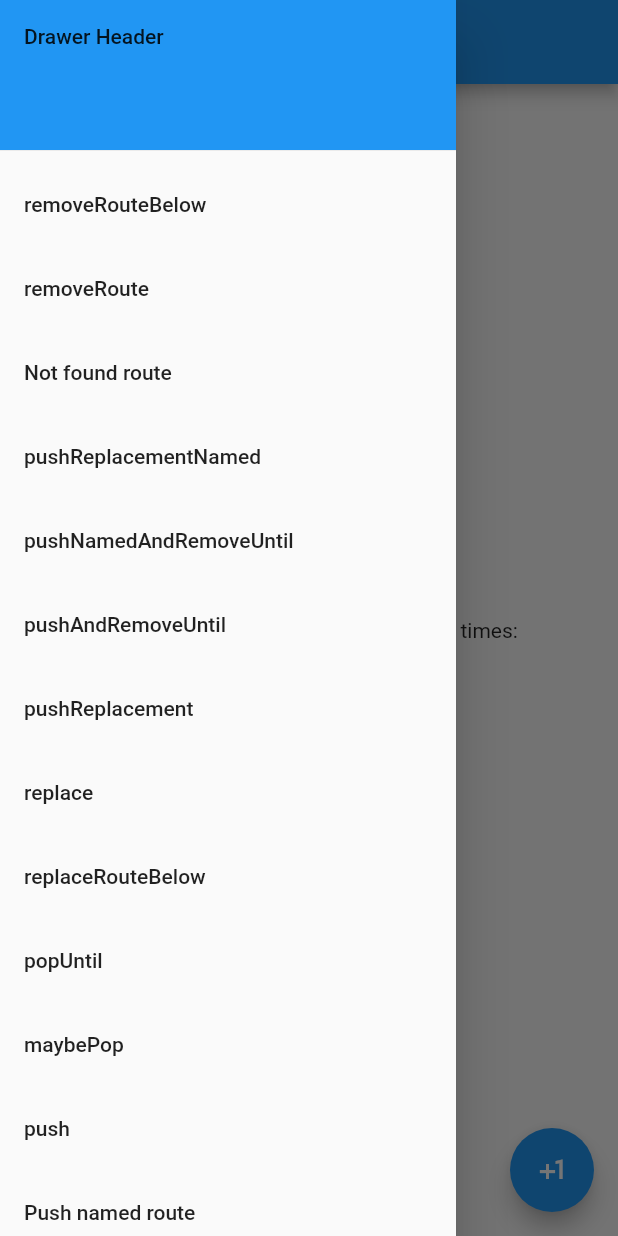
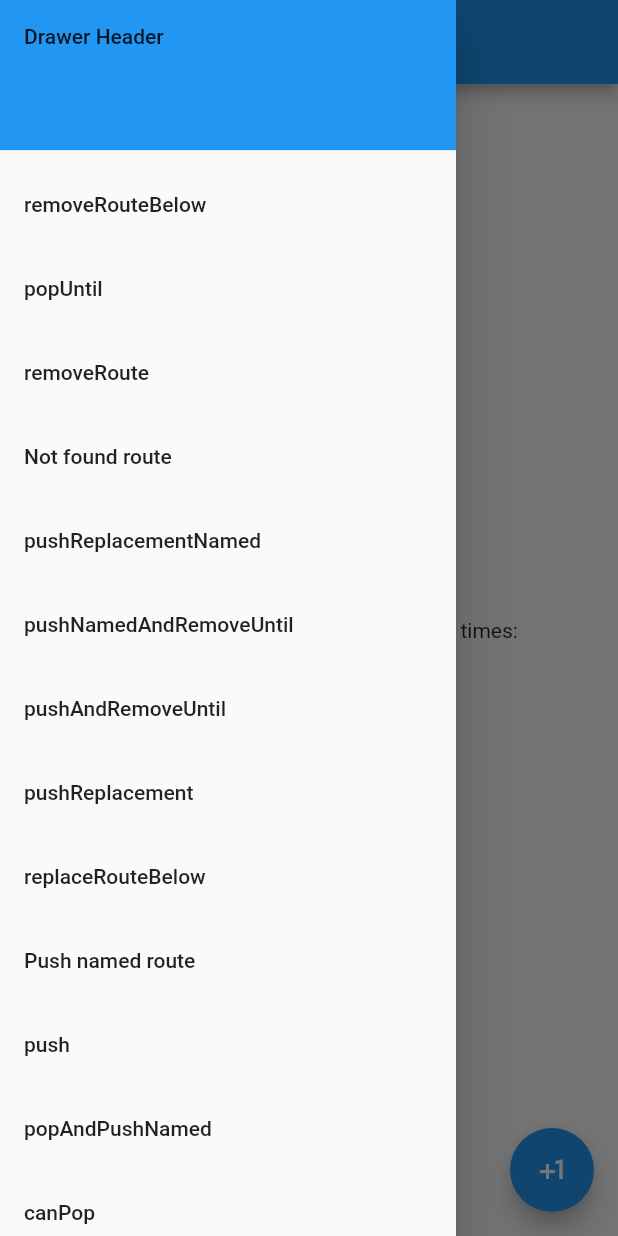
Before and after one commit to artflutter/flutter_navigator, a Flutter app: the screen it shows after launch, with the side drawer open, on a phone screen of 412 x 824 dp. Run offline on Flutter 3.47's test engine with Material 2 defaults, Android fonts, the phone set to English and light mode, and no system bars.

Commit message:
feat: refactoring

```diff
--- /dev/null
+++ b/lib/drawer/MayBePop.dart
@@ -0,0 +1,13 @@
+import 'package:flutter/material.dart';
+
+class PopUntilTile extends StatelessWidget {
+  @override
+  Widget build(BuildContext context) {
+    return ListTile(
+      title: Text('popUntil'),
+      onTap: () {
+        Navigator.pushNamed(context, '/popUntil');
+      },
+    );
+  }
+}
--- /dev/null
+++ b/lib/drawer/NotFoundRouteTile.dart
@@ -0,0 +1,13 @@
+import 'package:flutter/material.dart';
+
+class NotFoundRouteTile extends StatelessWidget {
+  @override
+  Widget build(BuildContext context) {
+    return ListTile(
+      title: Text('Not found route'),
+      onTap: () {
+        Navigator.popAndPushNamed(context, '/notFoundRoute');
+      },
+    );
+  }
+}
--- /dev/null
+++ b/lib/drawer/PopAndPushNamedTile.dart
@@ -0,0 +1,13 @@
+import 'package:flutter/material.dart';
+
+class PopAndPushNamedTile extends StatelessWidget {
+  @override
+  Widget build(BuildContext context) {
+    return ListTile(
+      title: Text('popAndPushNamed'),
+      onTap: () {
+        Navigator.popAndPushNamed(context, '/popAndPushNamed');
+      },
+    );
+  }
+}
--- /dev/null
+++ b/lib/drawer/PopUntilTile.dart
@@ -0,0 +1,13 @@
+import 'package:flutter/material.dart';
+
+class PopUntilTile extends StatelessWidget {
+  @override
+  Widget build(BuildContext context) {
+    return ListTile(
+      title: Text('popUntil'),
+      onTap: () {
+        Navigator.pushNamed(context, '/popUntil');
+      },
+    );
+  }
+}
--- /dev/null
+++ b/lib/drawer/PushAndRemoveUntilTile.dart
@@ -0,0 +1,13 @@
+import 'package:flutter/material.dart';
+
+class PushAndRemoveUntilTile extends StatelessWidget {
+  @override
+  Widget build(BuildContext context) {
+    return ListTile(
+      title: Text('pushAndRemoveUntil'),
+      onTap: () {
+        Navigator.pushNamed(context, '/pushAndRemoveUntil');
+      },
+    );
+  }
+}
--- /dev/null
+++ b/lib/drawer/PushNamed.dart
@@ -0,0 +1,13 @@
+import 'package:flutter/material.dart';
+
+class PushNamed extends StatelessWidget {
+  @override
+  Widget build(BuildContext context) {
+    return ListTile(
+      title: Text('Push named route'),
+      onTap: () {
+        Navigator.pushNamed(context, '/pushNamed');
+      },
+    );
+  }
+}
--- /dev/null
+++ b/lib/drawer/PushNamedAndRemoveUntilTile.dart
@@ -0,0 +1,13 @@
+import 'package:flutter/material.dart';
+
+class PushNamedAndRemoveUntilTile extends StatelessWidget {
+  @override
+  Widget build(BuildContext context) {
+    return ListTile(
+      title: Text('pushNamedAndRemoveUntil'),
+      onTap: () {
+        Navigator.pushNamed(context, '/pushNamedAndRemoveUntil');
+      },
+    );
+  }
+}
--- /dev/null
+++ b/lib/drawer/PushReplacement.dart
@@ -0,0 +1,13 @@
+import 'package:flutter/material.dart';
+
+class PushReplacement extends StatelessWidget {
+  @override
+  Widget build(BuildContext context) {
+    return ListTile(
+      title: Text('pushReplacement'),
+      onTap: () {
+        Navigator.pushNamed(context, '/pushReplacement');
+      },
+    );
+  }
+}
--- /dev/null
+++ b/lib/drawer/PushReplacementNamedTile.dart
@@ -0,0 +1,13 @@
+import 'package:flutter/material.dart';
+
+class PushReplacementNamedTile extends StatelessWidget {
+  @override
+  Widget build(BuildContext context) {
+    return ListTile(
+      title: Text('pushReplacementNamed'),
+      onTap: () {
+        Navigator.pushNamed(context, '/pushReplacementNamed');
+      },
+    );
+  }
+}
--- /dev/null
+++ b/lib/drawer/PushTile.dart
@@ -0,0 +1,23 @@
+import 'package:flutter/material.dart';
+import 'package:flutter_routing/routes/SampleRouteItem.dart';
+
+class PushTile extends StatelessWidget {
+  @override
+  Widget build(BuildContext context) {
+    return ListTile(
+      title: Text('push'),
+      onTap: () {
+        Navigator.push(
+          context,
+          MaterialPageRoute(
+            builder: (context) => SampleRouteItem(
+              title: 'Push',
+              buttonTitle: 'Press to go back',
+              onPressed: () => Navigator.pop(context),
+            ),
+          ),
+        );
+      },
+    );
+  }
+}
--- /dev/null
+++ b/lib/drawer/RemoveRouteTile.dart
@@ -0,0 +1,11 @@
+import 'package:flutter/material.dart';
+
+class RemoveRouteTile extends StatelessWidget {
+  @override
+  Widget build(BuildContext context) {
+    return ListTile(
+      title: Text('removeRoute'),
+      onTap: () => Navigator.pushNamed(context, '/removeRoute'),
+    );
+  }
+}
--- /dev/null
+++ b/lib/drawer/ReplaceRouteBelowTile.dart
@@ -0,0 +1,13 @@
+import 'package:flutter/material.dart';
+
+class ReplaceRouteBelowTile extends StatelessWidget {
+  @override
+  Widget build(BuildContext context) {
+    return ListTile(
+      title: Text('replaceRouteBelow'),
+      onTap: () {
+        Navigator.pushNamed(context, '/replaceRouteBelow');
+      },
+    );
+  }
+}
--- /dev/null
+++ b/lib/drawer/ReplaceTile.dart
@@ -0,0 +1,13 @@
+import 'package:flutter/material.dart';
+
+class ReplaceTile extends StatelessWidget {
+  @override
+  Widget build(BuildContext context) {
+    return ListTile(
+      title: Text('popUntil'),
+      onTap: () {
+        Navigator.pushNamed(context, '/popUntil');
+      },
+    );
+  }
+}
--- a/lib/drawer/main.dart
+++ b/lib/drawer/main.dart
@@ -1,7 +1,33 @@
 import 'package:flutter/material.dart';
-import 'package:flutter_routing/drawer/Header.dart';
-import 'package:flutter_routing/drawer/RemoveRouteBelowTile.dart';
+
+import 'Header.dart';
+import 'PopAndPushNamedTile.dart';
+import 'PushNamed.dart';
+import 'PushTile.dart';
+import 'RemoveRouteBelowTile.dart';
+import 'NotFoundRouteTile.dart';
+import 'PopUntilTile.dart';
+import 'PushAndRemoveUntilTile.dart';
+import 'PushNamedAndRemoveUntilTile.dart';
+import 'PushReplacement.dart';
+import 'PushReplacementNamedTile.dart';
+import 'RemoveRouteTile.dart';
+import 'ReplaceRouteBelowTile.dart';
 
 List<Widget> drawerContent() {
-  return <Widget>[Header(), RemoveRouteBelowTile()];
+  return <Widget>[
+    Header(),
+    RemoveRouteBelowTile(),
+    PopUntilTile(),
+    RemoveRouteTile(),
+    NotFoundRouteTile(),
+    PushReplacementNamedTile(),
+    PushNamedAndRemoveUntilTile(),
+    PushAndRemoveUntilTile(),
+    PushReplacement(),
+    ReplaceRouteBelowTile(),
+    PushNamed(),
+    PushTile(),
+    PopAndPushNamedTile()
+  ];
 }
--- a/lib/main.dart
+++ b/lib/main.dart
@@ -219,103 +219,12 @@ class _MyHomePageState extends State<MyHomePage> {
             children: <Widget>[
               ...drawerContent(),
 
-              ListTile(
-                title: Text('removeRoute'),
-                onTap: () => Navigator.pushNamed(context, '/removeRoute'),
-              ),
-              ListTile(
-                title: Text('Not found route'),
-                onTap: () {
-                  Navigator.popAndPushNamed(context, '/notFoundRoute');
-                },
-              ),
-              ListTile(
-                title: Text('pushReplacementNamed'),
-                onTap: () {
-                  Navigator.pushNamed(context, '/pushReplacementNamed');
-                },
-              ),
 //              ListTile(
 //                title: Text('popAndPushNamed'),
 //                onTap: () {
 //                  Navigator.pushNamed(context, '/popAndPushNamed');
 //                },
 //              ),
-              ListTile(
-                title: Text('pushNamedAndRemoveUntil'),
-                onTap: () {
-                  Navigator.pushNamed(context, '/pushNamedAndRemoveUntil');
-                },
-              ),
-              ListTile(
-                title: Text('pushAndRemoveUntil'),
-                onTap: () {
-                  Navigator.pushNamed(context, '/pushAndRemoveUntil');
-                },
-              ),
-              ListTile(
-                title: Text('pushReplacement'),
-                onTap: () {
-                  Navigator.pushNamed(context, '/pushReplacement');
-                },
-              ),
-              ListTile(
-                title: Text('replace'),
-                onTap: () {
-                  Navigator.pushNamed(context, '/replace');
-                },
-              ),
-              ListTile(
-                title: Text('replaceRouteBelow'),
-                onTap: () {
-                  Navigator.pushNamed(context, '/replaceRouteBelow');
-                },
-              ),
-              ListTile(
-                title: Text('popUntil'),
-                onTap: () {
-                  Navigator.pushNamed(context, '/popUntil');
-                },
-              ),
-              ListTile(
-                title: Text('maybePop'),
-                onTap: () {
-                  Navigator.pushNamed(context, '/maybePop');
-                },
-                onLongPress: () async {
-                  scaffoldKey.currentState
-                    ..removeCurrentSnackBar()
-                    ..showSnackBar(
-                      SnackBar(
-                        content: Text(
-                            "MaybePop triggered 2 times but only one pop of Dreawer occured"),
-                      ),
-                    );
-                  await Navigator.maybePop(context);
-                  await Navigator.maybePop(context);
-                },
-              ),
-              ListTile(
-                title: Text('push'),
-                onTap: () {
-                  Navigator.push(
-                    context,
-                    MaterialPageRoute(
-                      builder: (context) => SampleRouteItem(
-                        title: 'Push',
-                        buttonTitle: 'Press to go back',
-                        onPressed: () => Navigator.pop(context),
-                      ),
-                    ),
-                  );
-                },
-              ),
-              ListTile(
-                title: Text('Push named route'),
-                onTap: () {
-                  Navigator.pushNamed(context, '/pushNamed');
-                },
-              ),
 
               ListTile(
                 title: Text('canPop'),
@@ -360,12 +269,7 @@ class _MyHomePageState extends State<MyHomePage> {
                     );
                 },
               ),
-              ListTile(
-                title: Text('popAndPushNamed'),
-                onTap: () {
-                  Navigator.popAndPushNamed(context, '/popAndPushNamed');
-                },
-              ),
+
 //              ListTile(
 //                title: Text('Todo list'),
 //                onTap: () {
```
